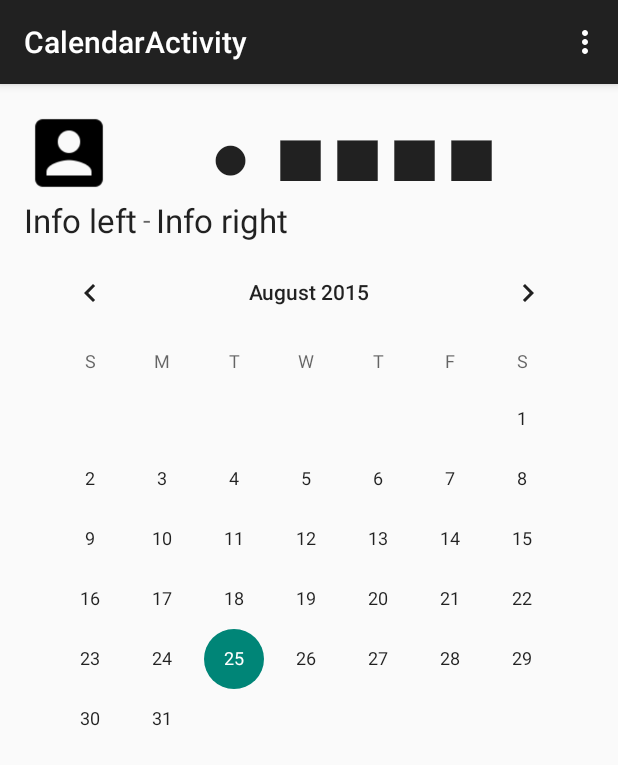
After one commit to hadi-khan/iGait, an Android app: the CalendarActivity screen opened directly, with no data from a screen before it, on a phone screen of 412 x 824 dp. The commit adds this screen. Shown: the top 765 px of the screen. Run offline under Robolectric (Android 15) with nearby library versions, the phone set to English and light mode, and no system bars; 4 statements that could not run were skipped.

Commit message:
Add Calendar View, Color Coded Gait Health, Blue Action Bar

```diff
--- a/AndroidStudioProjects/iGait/app/src/main/AndroidManifest.xml
+++ b/AndroidStudioProjects/iGait/app/src/main/AndroidManifest.xml
@@ -16,6 +16,10 @@
                 <category android:name="android.intent.category.LAUNCHER" />
             </intent-filter>
         </activity>
+        <activity
+            android:name=".CalendarActivity"
+            android:label="@string/title_activity_calendar" >
+        </activity>
     </application>
 
 </manifest>
--- /dev/null
+++ b/AndroidStudioProjects/iGait/app/src/main/java/com/igaitapp/virtualmd/igait/CalendarActivity.java
@@ -0,0 +1,62 @@
+package com.igaitapp.virtualmd.igait;
+
+import android.content.Intent;
+import android.support.v7.app.AppCompatActivity;
+import android.os.Bundle;
+import android.view.Menu;
+import android.view.MenuItem;
+import android.widget.ListView;
+
+import java.util.ArrayList;
+import java.util.List;
+
+public class CalendarActivity extends AppCompatActivity {
+
+    @Override
+    protected void onCreate(Bundle savedInstanceState) {
+        super.onCreate(savedInstanceState);
+        setContentView(R.layout.activity_calendar);
+
+        Intent intent;
+        Patient patient;
+
+        intent = getIntent();
+        patient = (Patient) intent.getSerializableExtra(MainActivity.EXTRA_PATIENT);
+
+        populateLinearLayoutPatient(patient);
+    }
+
+    private void populateLinearLayoutPatient(Patient patient) {
+        ListView view;
+        PatientListAdapter adapter;
+        List<Patient> patientList = new ArrayList<Patient>();
+
+        patientList.add(patient);
+
+        view = (ListView) findViewById(R.id.listViewPatient);
+        adapter = new PatientListAdapter(this, patientList);
+        view.setAdapter(adapter);
+    }
+
+    @Override
+    public boolean onCreateOptionsMenu(Menu menu) {
+        // Inflate the menu; this adds items to the action bar if it is present.
+        getMenuInflater().inflate(R.menu.menu_calendar, menu);
+        return true;
+    }
+
+    @Override
+    public boolean onOptionsItemSelected(MenuItem item) {
+        // Handle action bar item clicks here. The action bar will
+        // automatically handle clicks on the Home/Up button, so long
+        // as you specify a parent activity in AndroidManifest.xml.
+        int id = item.getItemId();
+
+        //noinspection SimplifiableIfStatement
+        if (id == R.id.action_settings) {
+            return true;
+        }
+
+        return super.onOptionsItemSelected(item);
+    }
+}
--- a/AndroidStudioProjects/iGait/app/src/main/java/com/igaitapp/virtualmd/igait/Patient.java
+++ b/AndroidStudioProjects/iGait/app/src/main/java/com/igaitapp/virtualmd/igait/Patient.java
@@ -1,12 +1,13 @@
 package com.igaitapp.virtualmd.igait;
 
+import java.io.Serializable;
 import java.util.ArrayList;
 import java.util.List;
 
 /**
  * Created by jesus on 8/21/15.
  */
-public class Patient {
+public class Patient implements Serializable {
     private long idNumber;
     List<Integer> gaitHealth = new ArrayList<Integer>();
     private String lastName, firstName;
--- a/AndroidStudioProjects/iGait/app/src/main/java/com/igaitapp/virtualmd/igait/PatientListAdapter.java
+++ b/AndroidStudioProjects/iGait/app/src/main/java/com/igaitapp/virtualmd/igait/PatientListAdapter.java
@@ -2,6 +2,7 @@ package com.igaitapp.virtualmd.igait;
 
 import android.content.Context;
 import android.content.res.Resources;
+import android.graphics.Color;
 import android.view.LayoutInflater;
 import android.view.View;
 import android.view.ViewGroup;
@@ -51,18 +52,37 @@ public class PatientListAdapter extends BaseAdapter {
         LayoutInflater inflater;
         View view;
         Patient patient;
-        TextView textViewPatientName, textViewPatientAge;
+        List gaitHealth;
+        TextView[] textViewG = new TextView[4];
+        TextView textViewInfoLeft, textViewInfoRight;
 
         inflater = (LayoutInflater) mContext.getSystemService(Context.LAYOUT_INFLATER_SERVICE);
         view = inflater.inflate(R.layout.patient_item, null);
 
         patient = getItem(position);
 
-        textViewPatientName = (TextView) view.findViewById(R.id.textViewInfoLeft);
-        textViewPatientAge = (TextView) view.findViewById(R.id.textViewInfoRight);
+        textViewG[0]=  (TextView) view.findViewById(R.id.textViewG1);
+        textViewG[1] =  (TextView) view.findViewById(R.id.textViewG2);
+        textViewG[2] =  (TextView) view.findViewById(R.id.textViewG3);
+        textViewG[3] =  (TextView) view.findViewById(R.id.textViewG4);
+        textViewInfoLeft = (TextView) view.findViewById(R.id.textViewInfoLeft);
+        textViewInfoRight = (TextView) view.findViewById(R.id.textViewInfoRight);
 
-        textViewPatientName.setText(patient.getFirstName().substring(0, 1) + ". " + patient.getLastName());
-        textViewPatientAge.setText("" + patient.getAge());
+        textViewInfoLeft.setText(patient.getFirstName().substring(0, 1) + ". " + patient.getLastName());
+        textViewInfoRight.setText("" + patient.getAge());
+
+        gaitHealth = patient.getGaitHealth();
+        for (int i = 0; i < gaitHealth.size(); i++) {
+            if ((int) gaitHealth.get(i) == 1) {
+                textViewG[i].setTextColor(Color.parseColor("#ffed3b3b"));
+            }
+            else if((int) gaitHealth.get(i) == 2) {
+                textViewG[i].setTextColor(Color.parseColor("#ffef6c00"));
+            }
+            else {
+                textViewG[i].setTextColor(Color.parseColor("#ff689f38"));
+            }
+        }
 
         return view;
     }
--- /dev/null
+++ b/AndroidStudioProjects/iGait/app/src/main/res/layout/activity_calendar.xml
@@ -0,0 +1,27 @@
+<RelativeLayout xmlns:android="http://schemas.android.com/apk/res/android"
+    xmlns:tools="http://schemas.android.com/tools" android:layout_width="match_parent"
+    android:layout_height="match_parent" android:paddingLeft="@dimen/activity_horizontal_margin"
+    android:paddingRight="@dimen/activity_horizontal_margin"
+    android:paddingTop="@dimen/activity_vertical_margin"
+    android:paddingBottom="@dimen/activity_vertical_margin"
+    tools:context="com.igaitapp.virtualmd.igait.CalendarActivity">
+
+    <LinearLayout
+        android:orientation="vertical"
+        android:layout_width="match_parent"
+        android:layout_height="match_parent"
+        android:layout_alignParentEnd="true"
+        android:id="@+id/LinearLayoutPatient">
+
+        <ListView
+            android:layout_width="fill_parent"
+            android:layout_height="wrap_content"
+            android:id="@+id/listViewPatient" />
+
+        <CalendarView
+            android:layout_width="fill_parent"
+            android:layout_height="fill_parent"
+            android:id="@+id/calendarView" />
+    </LinearLayout>
+
+</RelativeLayout>
--- /dev/null
+++ b/AndroidStudioProjects/iGait/app/src/main/res/menu/menu_calendar.xml
@@ -0,0 +1,7 @@
+<menu xmlns:android="http://schemas.android.com/apk/res/android"
+    xmlns:app="http://schemas.android.com/apk/res-auto"
+    xmlns:tools="http://schemas.android.com/tools"
+    tools:context="com.igaitapp.virtualmd.igait.CalendarActivity">
+    <item android:id="@+id/action_settings" android:title="@string/action_settings"
+        android:orderInCategory="100" app:showAsAction="never" />
+</menu>
--- a/AndroidStudioProjects/iGait/app/src/main/res/values/strings.xml
+++ b/AndroidStudioProjects/iGait/app/src/main/res/values/strings.xml
@@ -14,4 +14,5 @@
     <string name="info_left">Info left</string>
     <string name="info_right">Info right</string>
     <string name="separator">-</string>
+    <string name="title_activity_calendar">CalendarActivity</string>
 </resources>
```
Also changed, not shown: AndroidStudioProjects/iGait/app/src/main/java/com/igaitapp/virtualmd/igait/MainActivity.java (+32 -8 lines).
